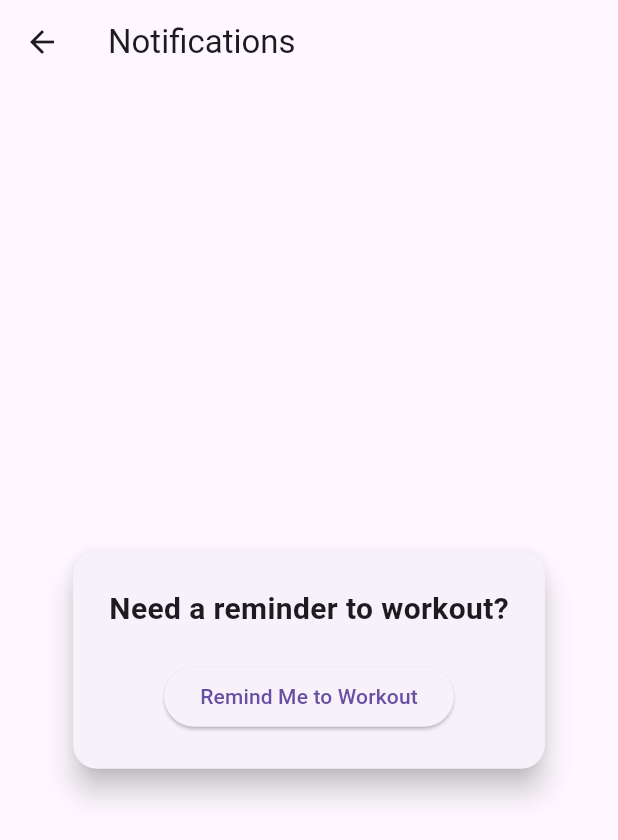
After one commit to HsymRosdi/FitApps, a Flutter app: the HomeScreen screen opened directly, in the side drawer, after a tap on "Notifications", on a phone screen of 412 x 824 dp. The commit adds this screen. Shown: the top 840 px of the screen. Run offline on Flutter 3.47's test engine with Material 3 defaults, Android fonts, the phone set to English and light mode, and no system bars; our stand-ins replace cloud_firestore, firebase_auth, firebase_core, flutter_local_notifications, geolocator; accounts and stored records are empty.

Commit message:
notification features

```diff
--- a/lib/views/home/home_screen.dart
+++ b/lib/views/home/home_screen.dart
@@ -1,6 +1,7 @@
 import 'package:firebase_auth/firebase_auth.dart';
 import 'package:cloud_firestore/cloud_firestore.dart';
 import 'package:fitapps/views/home/gym_screen.dart';
+import 'package:fitapps/views/notifications/notification_screen.dart';
 import 'package:flutter/material.dart';
 import 'package:fitapps/views/home/workout_screen.dart';
 import 'package:fitapps/views/home/profile_screen.dart';
@@ -24,6 +25,7 @@ class _HomeScreenState extends State<HomeScreen> {
     const WorkoutPage(),
     const ProfilePage(),
     const GymPage(),
+    const NotificationPage()
   ];
 
   @override
@@ -81,27 +83,37 @@ Future<void> _logout() async {
     children: [
       const DrawerHeader(
         decoration: BoxDecoration(
-                color: Colors.blue,
+          color: Color(0xFF2F80ED),
         ),
         child: Text(
           'Menu',
-                style: TextStyle(
-                  color: Colors.white,
-                  fontSize: 24,
+          style: TextStyle(color: Colors.white, fontSize: 24),
         ),
       ),
+      ListTile(
+        leading: const Icon(Icons.notifications),
+        title: const Text('Notifications'),
+        onTap: () {
+          Navigator.push(
+            context,
+            MaterialPageRoute(builder: (_) => const NotificationPage()),
+          );
+        },
       ),
       ListTile(
         leading: const Icon(Icons.logout),
         title: const Text('Logout'),
         onTap: () {
-                Navigator.pop(context); // close the drawer first
-                _logout(); // then logout
+          Navigator.push(
+            context,
+            MaterialPageRoute(builder: (_) => const LoginScreen()),
+          );
         },
       ),
     ],
   ),
 ),
+
       body: _pages[_currentIndex],
       bottomNavigationBar: BottomNavBar(
         currentIndex: _currentIndex,
--- /dev/null
+++ b/lib/views/notifications/notification_screen.dart
@@ -0,0 +1,58 @@
+import 'package:flutter/material.dart';
+import 'package:flutter_local_notifications/flutter_local_notifications.dart';
+
+// Make sure you already have this global in your main.dart
+final FlutterLocalNotificationsPlugin notificationsPlugin = FlutterLocalNotificationsPlugin();
+
+class NotificationPage extends StatelessWidget {
+  const NotificationPage({super.key});
+
+  Future<void> showSimpleNotification() async {
+    const AndroidNotificationDetails androidDetails = AndroidNotificationDetails(
+      'workout_channel',
+      'Workout Notifications',
+      importance: Importance.max,
+      priority: Priority.high,
+    );
+
+    const NotificationDetails platformDetails = NotificationDetails(android: androidDetails);
+
+    await notificationsPlugin.show(
+      0,
+      '🏋️ Workout Time!',
+      'Stay strong! Time for your daily training! 💪',
+      platformDetails,
+    );
+  }
+
+  @override
+  Widget build(BuildContext context) {
+    return Scaffold(
+      appBar: AppBar(title: const Text('Notifications')),
+      body: Center(
+        child: Card(
+          margin: const EdgeInsets.all(24),
+          elevation: 8,
+          shape: RoundedRectangleBorder(borderRadius: BorderRadius.circular(16)),
+          child: Padding(
+            padding: const EdgeInsets.all(24),
+            child: Column(
+              mainAxisSize: MainAxisSize.min,
+              children: [
+                const Text(
+                  'Need a reminder to workout?',
+                  style: TextStyle(fontSize: 20, fontWeight: FontWeight.bold),
+                ),
+                const SizedBox(height: 20),
+                ElevatedButton(
+                  onPressed: showSimpleNotification,
+                  child: const Text('Remind Me to Workout'),
+                ),
+              ],
+            ),
+          ),
+        ),
+      ),
+    );
+  }
+}
--- a/pubspec.yaml
+++ b/pubspec.yaml
@@ -39,6 +39,7 @@ dependencies:
   cloud_firestore: ^5.6.6
   geolocator: ^10.1.0
   permission_handler: ^11.0.1
+  flutter_local_notifications: ^19.1.0
 
 dev_dependencies:
   flutter_test:
```
Also changed, not shown: lib/main.dart (+15 -3 lines), pubspec.lock, 4 other files. Lines whose indentation alone changed are shown as unchanged.
